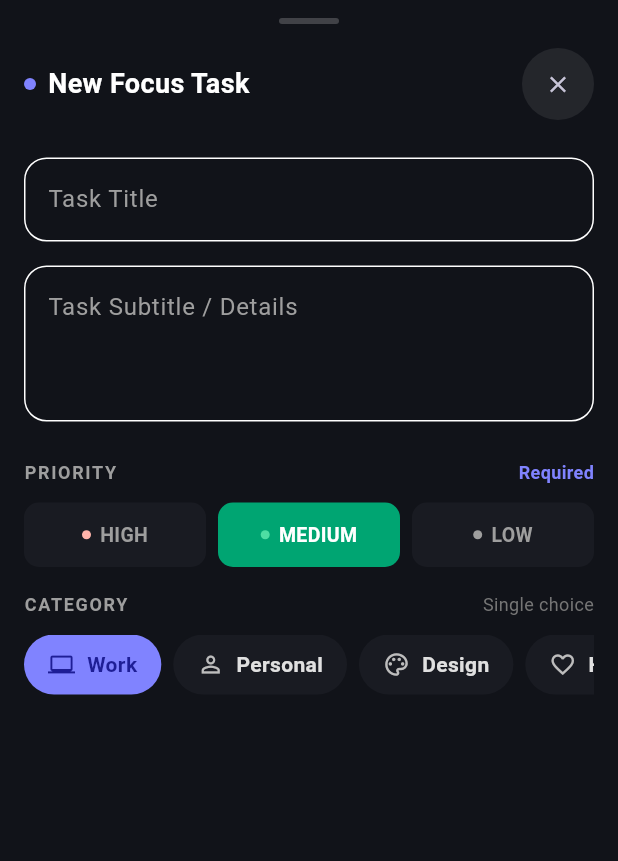
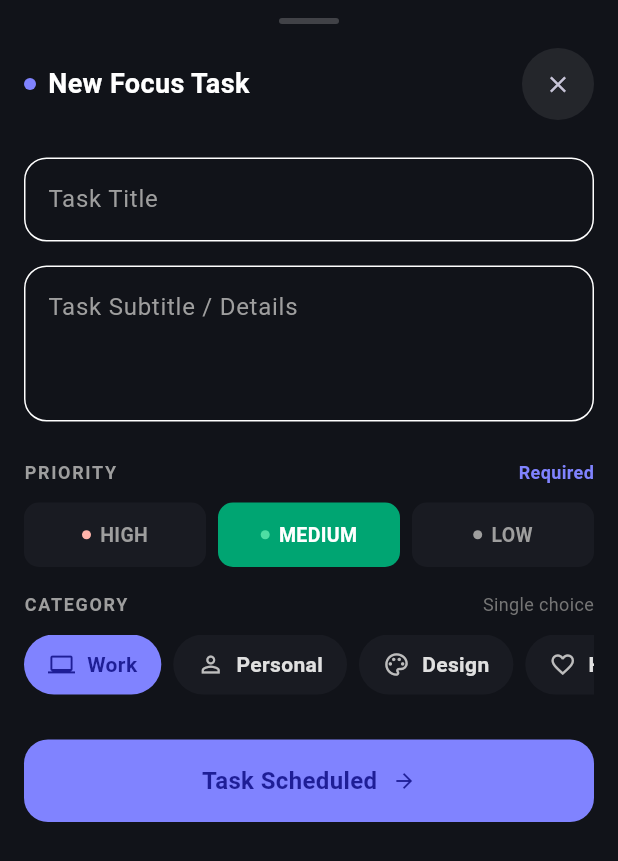
Before and after one commit to saadsaifdev/daily_focus_app, a Flutter app: the AddTaskBottomSheet widget shown alone on an empty page, opened directly, on a phone screen of 412 x 824 dp. Shown: the top 861 px of the screen. Run offline on Flutter 3.47's test engine with Material 3 defaults, Android fonts, the phone set to English and light mode, and no system bars.

Commit message:
feat: complete AddTaskBottomSheet UI with PrimaryButton

```diff
--- a/lib/widgets/add_task_bottom_sheet.dart
+++ b/lib/widgets/add_task_bottom_sheet.dart
@@ -1,6 +1,7 @@
 import 'package:daily_focus_app/constants.dart';
 import 'package:daily_focus_app/widgets/category_cards.dart';
 import 'package:daily_focus_app/widgets/custom_text_field.dart';
+import 'package:daily_focus_app/widgets/primary_button.dart';
 import 'package:daily_focus_app/widgets/priority_card.dart';
 import 'package:flutter/material.dart';
 
@@ -198,15 +199,13 @@ class _AddTaskBottomSheetState extends State<AddTaskBottomSheet> {
                   const SizedBox(width: 8),
                   CategoryCard(
                     onTap: () {
-
                       setState(() {
                         selectedCategory = 'PERSONAL';
                       });
                     },
                     label: "Personal",
                     icon: Icons.person_outline,
-                    isSelected:
-                        selectedCategory == 'PERSONAL',
+                    isSelected: selectedCategory == 'PERSONAL',
                   ),
                   const SizedBox(width: 8),
                   CategoryCard(
@@ -244,6 +243,8 @@ class _AddTaskBottomSheetState extends State<AddTaskBottomSheet> {
                 ],
               ),
             ),
+            SizedBox(height: 30),
+            PrimaryButton(title: "Task Scheduled", icon: Icons.arrow_forward, onTap: () => Navigator.pop(context))
           ],
         ),
       ),
--- /dev/null
+++ b/lib/widgets/primary_button.dart
@@ -0,0 +1,43 @@
+import 'package:daily_focus_app/constants.dart';
+import 'package:flutter/material.dart';
+
+class PrimaryButton extends StatelessWidget {
+  const PrimaryButton({
+    super.key,
+    required this.title,
+    required this.icon,
+    required this.onTap,
+  });
+  final String title;
+  final IconData icon;
+  final VoidCallback onTap;
+  @override
+  Widget build(BuildContext context) {
+    return GestureDetector(
+      onTap: onTap,
+      child: Container(
+        width: double.infinity,
+        padding: EdgeInsets.symmetric(vertical: 16),
+        decoration: BoxDecoration(
+          color: kPrimaryContainer,
+          borderRadius: BorderRadius.circular(16),
+        ),
+        child: Row(
+          mainAxisAlignment: MainAxisAlignment.center,
+          children: [
+            Text(
+              title,
+              style: TextStyle(
+                color: Color(0xFF1E1E96),
+                fontSize: 16,
+                fontWeight: FontWeight.bold,
+              ),
+            ),
+            SizedBox(width: 10),
+            Icon(icon, color: Color(0xFF1E1E96), size: 16),
+          ],
+        ),
+      ),
+    );
+  }
+}
```
